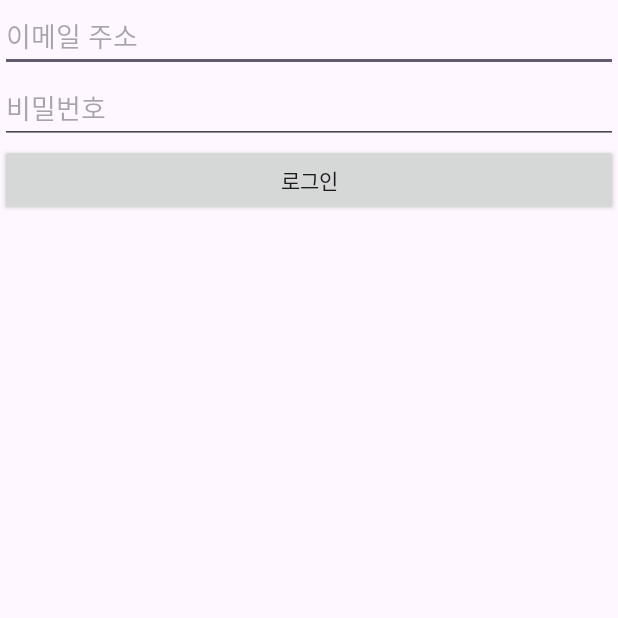
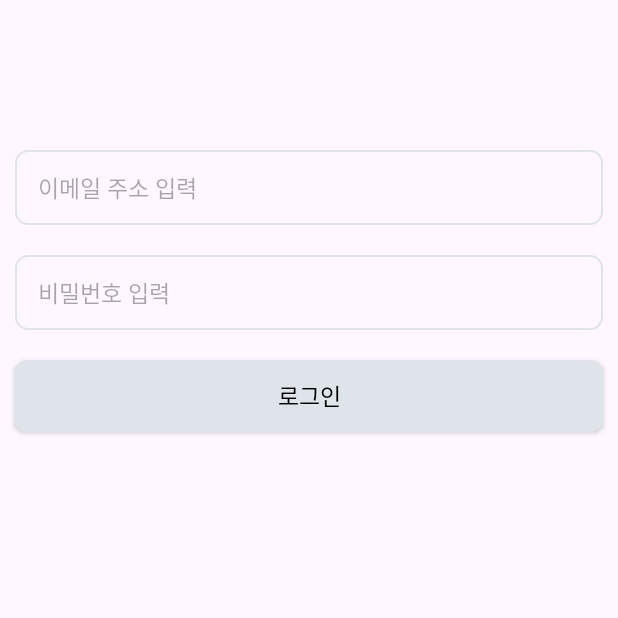
Before and after one commit to Cha-Minho/MadCamp-Week2, an Android app: the screen it shows after launch (EmailActivity), after a tap on "이메일로 로그인", on a phone screen of 412 x 824 dp, the top half of it. Run offline under Robolectric (Android 15) with nearby library versions, the phone set to English and light mode, and no system bars; our stand-ins replace Firebase (no records; nobody signed in at launch, a user with empty details on screens opened directly); libraries missing offline, so code that uses them is left out: com.firebase.ui; 1 statement that could not run was skipped.

Commit message:
designing still...

```diff
--- a/app/src/main/java/com/example/login/LoginActivity.java
+++ b/app/src/main/java/com/example/login/LoginActivity.java
@@ -8,6 +8,7 @@ import android.util.Log;
 import android.view.View;
 import android.widget.Button;
 import android.widget.EditText;
+import android.widget.LinearLayout;
 import android.widget.Toast;
 
 import androidx.activity.result.ActivityResultCallback;
@@ -53,12 +54,36 @@ public class LoginActivity extends AppCompatActivity {
         Button btnEmailLogin = findViewById(R.id.btn_email_login);
         Button btnGoogleLogin = findViewById(R.id.btn_google_login);
         Button btnRegister = findViewById(R.id.btn_register);
+        LinearLayout email_login_layout = findViewById(R.id.email_login_layout);
+        LinearLayout google_login_layout = findViewById(R.id.google_login_layout);
 
+        email_login_layout.setOnClickListener(new View.OnClickListener() {
+            @Override
+            public void onClick(View v) {
+                Intent intent = new Intent(LoginActivity.this, EmailActivity.class);
+                startActivity(intent);
+            }
+        });
         btnEmailLogin.setOnClickListener(new View.OnClickListener() {
             @Override
             public void onClick(View v) {
                 Intent intent = new Intent(LoginActivity.this, EmailActivity.class);
                 startActivity(intent);
+            }
+        });
+
+        google_login_layout.setOnClickListener(new View.OnClickListener() {
+            @Override
+            public void onClick(View v) {
+                List<AuthUI.IdpConfig> providers = Arrays.asList(
+                        new AuthUI.IdpConfig.GoogleBuilder().build()
+                );
+                Intent signInIntent = AuthUI.getInstance()
+                        .createSignInIntentBuilder()
+                        .setAvailableProviders(providers)
+                        .setAvailableProviders(providers)
+                        .build();
+                signInLauncher.launch(signInIntent);
             }
         });
         btnGoogleLogin.setOnClickListener(new View.OnClickListener() {
--- a/app/src/main/res/drawable/login_button_background_1.xml
+++ b/app/src/main/res/drawable/login_button_background_1.xml
@@ -1,7 +1,6 @@
 <?xml version="1.0" encoding="utf-8"?>
 <shape xmlns:android="http://schemas.android.com/apk/res/android">
     <solid android:color="#DFE4EA" />
-    <stroke
-        android:width="1dp" />
+
     <corners android:radius="8dp" /> <!-- 버튼의 모서리를 둥글게 조절할 경우 -->
 </shape>
--- a/app/src/main/res/layout/activity_email.xml
+++ b/app/src/main/res/layout/activity_email.xml
@@ -10,22 +10,41 @@
     <EditText
         android:id="@+id/editTextEmail"
         android:layout_width="match_parent"
-        android:layout_height="wrap_content"
-        android:hint="이메일 주소"
-        tools:ignore="TouchTargetSizeCheck" />
+        android:layout_height="50dp"
+        android:hint="이메일 주소 입력"
+        tools:ignore="TouchTargetSizeCheck"
+        android:inputType="textEmailAddress"
+        android:background="@drawable/edittext_background"
+        android:layout_marginRight="10dp"
+        android:layout_marginLeft="10dp"
+        android:paddingLeft="15dp"
+        android:layout_marginBottom="20dp"
+        android:textSize="15sp"
+        android:layout_marginTop="100dp"/>
 
     <EditText
         android:id="@+id/editTextPassword"
         android:layout_width="match_parent"
-        android:layout_height="wrap_content"
-        android:hint="비밀번호"
+        android:layout_height="50dp"
+        android:hint="비밀번호 입력"
         android:inputType="textPassword"
-        tools:ignore="TouchTargetSizeCheck" />
+        tools:ignore="TouchTargetSizeCheck"
+        android:background="@drawable/edittext_background"
+        android:layout_marginRight="10dp"
+        android:layout_marginLeft="10dp"
+        android:paddingLeft="15dp"
+        android:layout_marginBottom="20dp"
+        android:textSize="15sp"/>
 
     <android.widget.Button
         android:id="@+id/buttonLogin"
         android:layout_width="match_parent"
         android:layout_height="wrap_content"
-        android:text="로그인" />
+        android:text="로그인"
+        android:layout_marginRight="10dp"
+        android:layout_marginLeft="10dp"
+        android:textColor="@color/black"
+        android:background="@drawable/register_button_background"
+        android:textSize="15sp"/>
 
 </LinearLayout>
--- a/app/src/main/res/layout/activity_login.xml
+++ b/app/src/main/res/layout/activity_login.xml
@@ -9,6 +9,7 @@
     tools:context=".LoginActivity">
 
     <LinearLayout
+        android:id="@+id/email_login_layout"
         android:layout_width="match_parent"
         android:layout_height="wrap_content"
         android:background="@drawable/login_button_background_1"
@@ -34,6 +35,7 @@
     </LinearLayout>
 
     <LinearLayout
+        android:id="@+id/google_login_layout"
         android:layout_width="match_parent"
         android:layout_height="wrap_content"
         android:background="@drawable/login_button_background_2"
```
